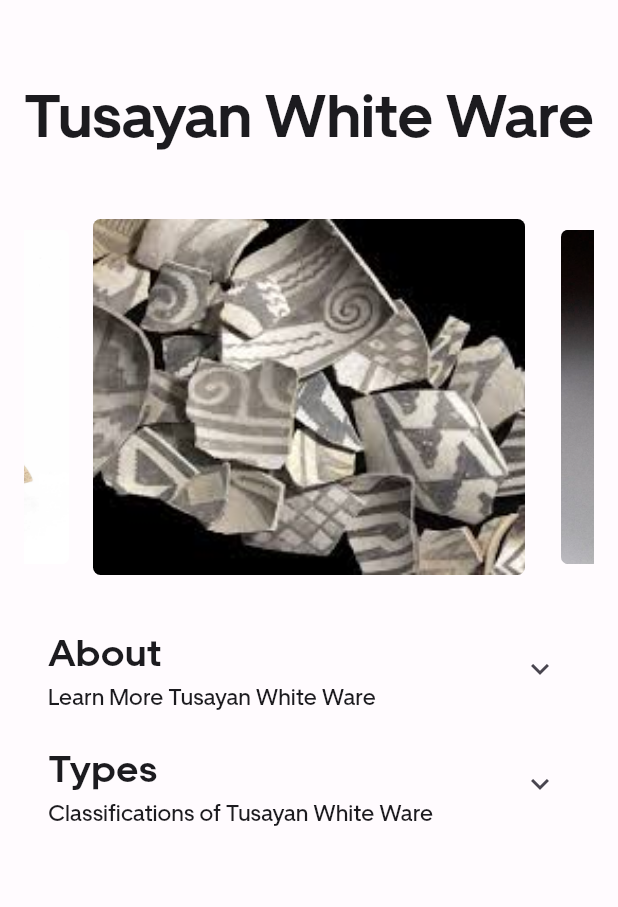
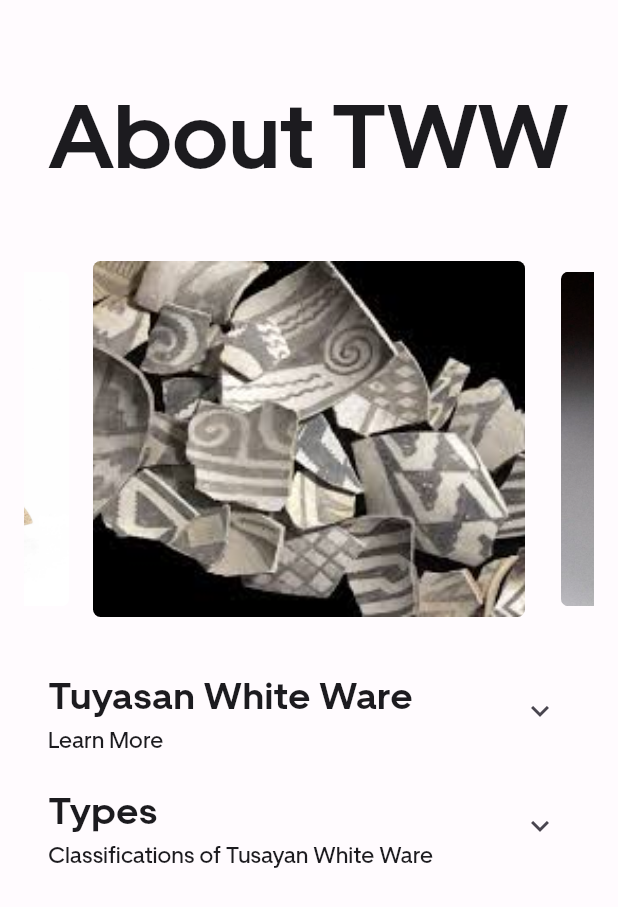
Before and after one commit to nickw409/CRAFT, a Flutter app: the AboutTww screen opened directly, on a phone screen of 412 x 824 dp. Shown: the top 907 px of the screen. Run offline on Flutter 3.47's test engine with Material 3 defaults, Android fonts, the light colour scheme and no system bars; drawn by our look-alikes of carousel_slider; our stand-ins replace cloud_firestore, firebase_auth, firebase_core, firebase_storage, geolocator, google_maps_flutter and 5 more; accounts and stored records are empty.

Commit message:
minor fixes

```diff
--- a/mobile/lib/screens/about/about_tww.dart
+++ b/mobile/lib/screens/about/about_tww.dart
@@ -35,7 +35,7 @@ class AboutTww extends StatelessWidget {
                 child: FittedBox(
                   fit: BoxFit.contain,
                   child: Text(
-                    'Tusayan White Ware',
+                    'About TWW',
                     style: TextStyle(
                       fontFamily: 'Uber',
                       fontSize: 60,
@@ -71,14 +71,14 @@ class AboutTww extends StatelessWidget {
               const SizedBox(height: 16),
               const ExpansionTile(
                 subtitle: Text(
-                  'Learn More Tusayan White Ware',
+                  'Learn More',
                   style: TextStyle(
                     fontFamily: 'Uber',
                     fontSize: 15,
                   ),
                 ),
                 title: Text(
-                  'About',
+                  'Tuyasan White Ware',
                   style: TextStyle(
                     fontFamily: 'Uber',
                     fontSize: 25,
--- a/mobile/lib/screens/my_classificatoins.dart
+++ b/mobile/lib/screens/my_classificatoins.dart
@@ -141,8 +141,10 @@ class _MyClassificationsState extends State<MyClassifications> {
   Widget build(BuildContext context) {
     return DefaultTabController(
       length: 2,
+      child: SafeArea(
         child: Scaffold(
           appBar: AppBar(
+            centerTitle: false,
             toolbarHeight: 70,
             automaticallyImplyLeading: false,
             title: const Padding(
@@ -247,7 +249,8 @@ class _MyClassificationsState extends State<MyClassifications> {
                                         child: CircularProgressIndicator());
                                   } else if (snapshot.hasError) {
                                     return Center(
-                                      child: Text('Error: ${snapshot.error}'));
+                                        child:
+                                            Text('Error: ${snapshot.error}'));
                                   } else if (!snapshot.hasData ||
                                       snapshot.data!.docs.isEmpty) {
                                     return const Center(
@@ -268,7 +271,8 @@ class _MyClassificationsState extends State<MyClassifications> {
                                           imageUrl: data['imageUrl'],
                                           title: data['primaryClassification'],
                                           details: data['allClassificatoins'],
-                                        timestamp: (data['timestamp']).toDate(),
+                                          timestamp:
+                                              (data['timestamp']).toDate(),
                                           fromHive: false,
                                           lattitude: data['latitude'],
                                           longitude: data['longitude'],
@@ -295,6 +299,7 @@ class _MyClassificationsState extends State<MyClassifications> {
             ],
           ),
         ),
+      ),
     );
   }
 }
```
Lines whose indentation alone changed are shown as unchanged.
